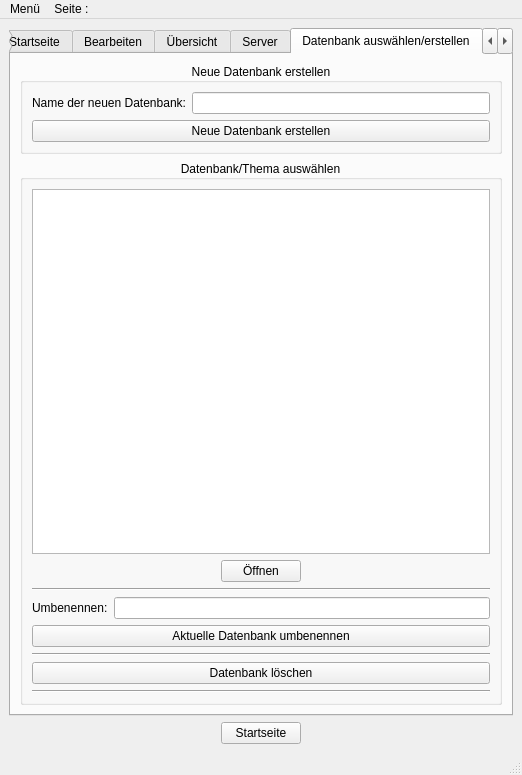
First picture: the form in devLernapp/lernapp.ui, repository sterniR/LernApp, before the edit.
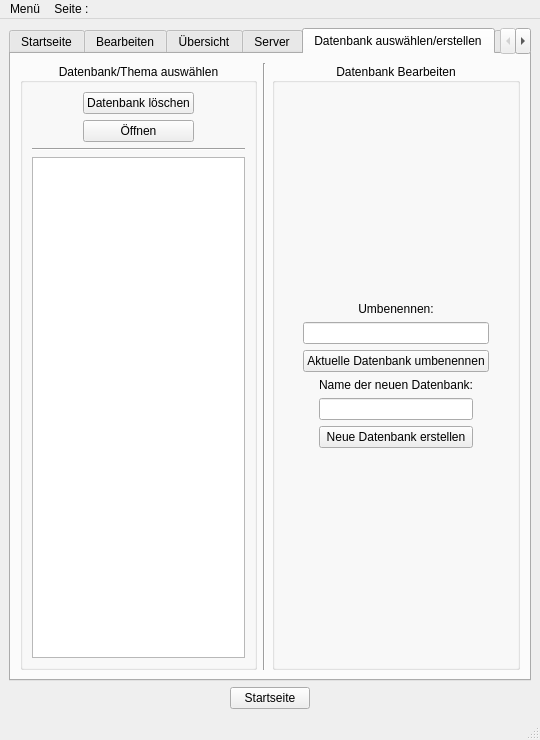
Second picture: the form after the edit. The open tabs and pages were chosen to show the change.

Diff of the .ui file:
```diff
--- a/devLernapp/lernapp.ui
+++ b/devLernapp/lernapp.ui
@@ -6,20 +6,38 @@
    <rect>
     <x>0</x>
     <y>0</y>
-    <width>522</width>
-    <height>775</height>
+    <width>540</width>
+    <height>740</height>
    </rect>
   </property>
+  <property name="sizePolicy">
+   <sizepolicy hsizetype="Preferred" vsizetype="Preferred">
+    <horstretch>0</horstretch>
+    <verstretch>0</verstretch>
+   </sizepolicy>
+  </property>
   <property name="windowTitle">
    <string>Lernapp</string>
   </property>
   <widget class="QWidget" name="centralwidget">
+   <property name="sizePolicy">
+    <sizepolicy hsizetype="Preferred" vsizetype="Preferred">
+     <horstretch>0</horstretch>
+     <verstretch>0</verstretch>
+    </sizepolicy>
+   </property>
    <layout class="QVBoxLayout" name="verticalLayout_6">
     <item>
      <widget class="QTabWidget" name="tabWidget">
       <property name="enabled">
        <bool>true</bool>
       </property>
+      <property name="sizePolicy">
+       <sizepolicy hsizetype="Preferred" vsizetype="Preferred">
+        <horstretch>0</horstretch>
+        <verstretch>0</verstretch>
+       </sizepolicy>
+      </property>
       <property name="currentIndex">
        <number>1</number>
       </property>
@@ -350,7 +368,20 @@
                  <property name="title">
                   <string>1. Antwort</string>
                  </property>
-                 <layout class="QVBoxLayout" name="verticalLayout_23">
+                 <layout class="QHBoxLayout" name="horizontalLayout_16">
+                  <item>
+                   <widget class="QCheckBox" name="checkBox_antwort1">
+                    <property name="text">
+                     <string/>
+                    </property>
+                    <property name="checked">
+                     <bool>true</bool>
+                    </property>
+                    <property name="tristate">
+                     <bool>false</bool>
+                    </property>
+                   </widget>
+                  </item>
                   <item>
                    <layout class="QHBoxLayout" name="horizontalLayout_15">
                     <item>
@@ -386,7 +417,14 @@
                  <property name="title">
                   <string>2. Antwort</string>
                  </property>
-                 <layout class="QVBoxLayout" name="verticalLayout_32">
+                 <layout class="QHBoxLayout" name="horizontalLayout_17">
+                  <item>
+                   <widget class="QCheckBox" name="checkBox_antwort2">
+                    <property name="text">
+                     <string/>
+                    </property>
+                   </widget>
+                  </item>
                   <item>
                    <layout class="QHBoxLayout" name="horizontalLayout_4">
                     <item>
@@ -703,43 +741,19 @@
        </attribute>
        <layout class="QVBoxLayout" name="verticalLayout_20">
         <item>
-         <layout class="QVBoxLayout" name="verticalLayout_19">
+         <layout class="QHBoxLayout" name="horizontalLayout_9">
           <item>
-           <widget class="QGroupBox" name="groupBox_3">
-            <property name="title">
-             <string>Neue Datenbank erstellen</string>
+           <spacer name="horizontalSpacer_18">
+            <property name="orientation">
+             <enum>Qt::Orientation::Horizontal</enum>
             </property>
-            <property name="alignment">
-             <set>Qt::AlignmentFlag::AlignCenter</set>
+            <property name="sizeHint" stdset="0">
+             <size>
+              <width>40</width>
+              <height>20</height>
+             </size>
             </property>
-            <layout class="QVBoxLayout" name="verticalLayout_21">
-             <item>
-              <layout class="QVBoxLayout" name="verticalLayout_24">
-               <item>
-                <layout class="QHBoxLayout" name="horizontalLayout_16">
-                 <item>
-                  <widget class="QLabel" name="label2_4">
-                   <property name="text">
-                    <string>Name der neuen Datenbank:</string>
-                   </property>
-                  </widget>
-                 </item>
-                 <item>
-                  <widget class="QLineEdit" name="lineEdit_createNewDatabase"/>
-                 </item>
-                </layout>
-               </item>
-               <item>
-                <widget class="QPushButton" name="button_createNewDatabase">
-                 <property name="text">
-                  <string>Neue Datenbank erstellen</string>
-                 </property>
-                </widget>
-               </item>
-              </layout>
-             </item>
-            </layout>
-           </widget>
+           </spacer>
           </item>
           <item>
            <widget class="QGroupBox" name="groupBox_4">
@@ -751,12 +765,9 @@
             </property>
             <layout class="QVBoxLayout" name="verticalLayout_28">
              <item>
-              <widget class="QTreeView" name="treeView5_1"/>
-             </item>
-             <item>
-              <layout class="QHBoxLayout" name="horizontalLayout_10">
-               <item>
-                <spacer name="horizontalSpacer_6">
+              <layout class="QGridLayout" name="gridLayout_6">
+               <item row="1" column="0">
+                <spacer name="horizontalSpacer_4">
                  <property name="orientation">
                   <enum>Qt::Orientation::Horizontal</enum>
                  </property>
@@ -768,15 +779,22 @@
                  </property>
                 </spacer>
                </item>
-               <item>
+               <item row="1" column="1">
                 <widget class="QPushButton" name="button5_2">
                  <property name="text">
                   <string>Öffnen</string>
                  </property>
                 </widget>
                </item>
-               <item>
-                <spacer name="horizontalSpacer_4">
+               <item row="0" column="1">
+                <widget class="QPushButton" name="button_deleteDatabase">
+                 <property name="text">
+                  <string>Datenbank löschen</string>
+                 </property>
+                </widget>
+               </item>
+               <item row="1" column="2">
+                <spacer name="horizontalSpacer_6">
                  <property name="orientation">
                   <enum>Qt::Orientation::Horizontal</enum>
                  </property>
@@ -798,54 +816,169 @@
               </widget>
              </item>
              <item>
-              <layout class="QVBoxLayout" name="verticalLayout_27">
-               <item>
-                <layout class="QHBoxLayout" name="horizontalLayout_17">
-                 <item>
-                  <widget class="QLabel" name="label2_5">
-                   <property name="text">
-                    <string>Umbenennen:</string>
-                   </property>
-                  </widget>
-                 </item>
-                 <item>
-                  <widget class="QLineEdit" name="lineEdit2_3"/>
-                 </item>
-                </layout>
+              <widget class="QTreeView" name="treeView5_1"/>
+             </item>
+            </layout>
+           </widget>
+          </item>
+          <item>
+           <widget class="Line" name="line_2">
+            <property name="orientation">
+             <enum>Qt::Orientation::Vertical</enum>
+            </property>
+           </widget>
+          </item>
+          <item>
+           <widget class="QGroupBox" name="groupBox_3">
+            <property name="title">
+             <string>Datenbank Bearbeiten</string>
+            </property>
+            <property name="alignment">
+             <set>Qt::AlignmentFlag::AlignCenter</set>
+            </property>
+            <layout class="QGridLayout" name="gridLayout">
+             <item row="0" column="0">
+              <spacer name="verticalSpacer_6">
+               <property name="orientation">
+                <enum>Qt::Orientation::Vertical</enum>
+               </property>
+               <property name="sizeHint" stdset="0">
+                <size>
+                 <width>20</width>
+                 <height>40</height>
+                </size>
+               </property>
+              </spacer>
+             </item>
+             <item row="3" column="0">
+              <spacer name="verticalSpacer_4">
+               <property name="orientation">
+                <enum>Qt::Orientation::Vertical</enum>
+               </property>
+               <property name="sizeHint" stdset="0">
+                <size>
+                 <width>20</width>
+                 <height>40</height>
+                </size>
+               </property>
+              </spacer>
+             </item>
+             <item row="2" column="0">
+              <layout class="QGridLayout" name="gridLayout_7">
+               <item row="1" column="0">
+                <spacer name="horizontalSpacer_19">
+                 <property name="orientation">
+                  <enum>Qt::Orientation::Horizontal</enum>
+                 </property>
+                 <property name="sizeHint" stdset="0">
+                  <size>
+                   <width>40</width>
+                   <height>20</height>
+                  </size>
+                 </property>
+                </spacer>
                </item>
-               <item>
+               <item row="2" column="1">
+                <widget class="QPushButton" name="button_createNewDatabase">
+                 <property name="text">
+                  <string>Neue Datenbank erstellen</string>
+                 </property>
+                </widget>
+               </item>
+               <item row="1" column="1">
+                <widget class="QLineEdit" name="lineEdit_createNewDatabase"/>
+               </item>
+               <item row="0" column="1">
+                <widget class="QLabel" name="label2_4">
+                 <property name="text">
+                  <string>Name der neuen Datenbank:</string>
+                 </property>
+                 <property name="alignment">
+                  <set>Qt::AlignmentFlag::AlignCenter</set>
+                 </property>
+                </widget>
+               </item>
+               <item row="1" column="2">
+                <spacer name="horizontalSpacer_20">
+                 <property name="orientation">
+                  <enum>Qt::Orientation::Horizontal</enum>
+                 </property>
+                 <property name="sizeHint" stdset="0">
+                  <size>
+                   <width>40</width>
+                   <height>20</height>
+                  </size>
+                 </property>
+                </spacer>
+               </item>
+              </layout>
+             </item>
+             <item row="1" column="0">
+              <layout class="QGridLayout" name="gridLayout_8">
+               <item row="2" column="1">
                 <widget class="QPushButton" name="button2_4">
                  <property name="text">
                   <string>Aktuelle Datenbank umbenennen</string>
                  </property>
                 </widget>
                </item>
-               <item>
-                <widget class="Line" name="line_4">
-                 <property name="orientation">
-                  <enum>Qt::Orientation::Horizontal</enum>
-                 </property>
-                </widget>
+               <item row="1" column="1">
+                <widget class="QLineEdit" name="lineEdit2_3"/>
                </item>
-               <item>
-                <widget class="QPushButton" name="button_deleteDatabase">
+               <item row="0" column="1">
+                <widget class="QLabel" name="label2_5">
                  <property name="text">
-                  <string>Datenbank löschen</string>
+                  <string>Umbenennen:</string>
                  </property>
+                 <property name="alignment">
+                  <set>Qt::AlignmentFlag::AlignCenter</set>
+                 </property>
                 </widget>
                </item>
-               <item>
-                <widget class="Line" name="line_2">
+               <item row="1" column="0">
+                <spacer name="horizontalSpacer_26">
                  <property name="orientation">
                   <enum>Qt::Orientation::Horizontal</enum>
                  </property>
-                </widget>
+                 <property name="sizeHint" stdset="0">
+                  <size>
+                   <width>40</width>
+                   <height>20</height>
+                  </size>
+                 </property>
+                </spacer>
+               </item>
+               <item row="1" column="2">
+                <spacer name="horizontalSpacer_27">
+                 <property name="orientation">
+                  <enum>Qt::Orientation::Horizontal</enum>
+                 </property>
+                 <property name="sizeHint" stdset="0">
+                  <size>
+                   <width>40</width>
+                   <height>20</height>
+                  </size>
+                 </property>
+                </spacer>
                </item>
               </layout>
              </item>
             </layout>
            </widget>
           </item>
+          <item>
+           <spacer name="horizontalSpacer_23">
+            <property name="orientation">
+             <enum>Qt::Orientation::Horizontal</enum>
+            </property>
+            <property name="sizeHint" stdset="0">
+             <size>
+              <width>40</width>
+              <height>20</height>
+             </size>
+            </property>
+           </spacer>
+          </item>
          </layout>
         </item>
        </layout>
@@ -1138,7 +1271,7 @@
     <rect>
      <x>0</x>
      <y>0</y>
-     <width>522</width>
+     <width>540</width>
      <height>22</height>
     </rect>
    </property>
```
Left out of the diff: 339 changed lines with no effect on the pictures.
